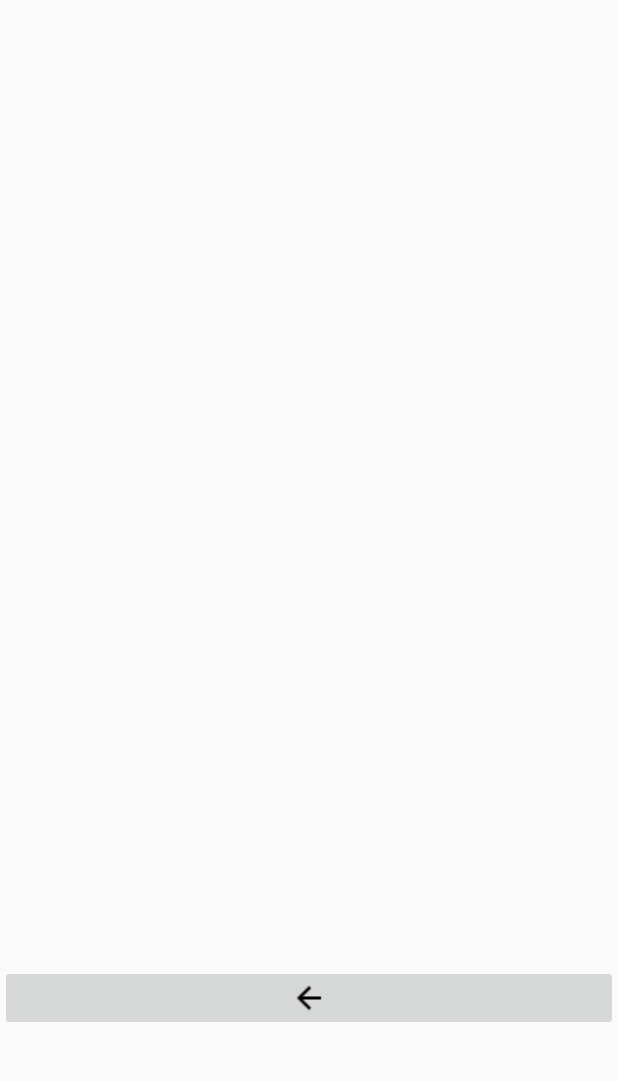
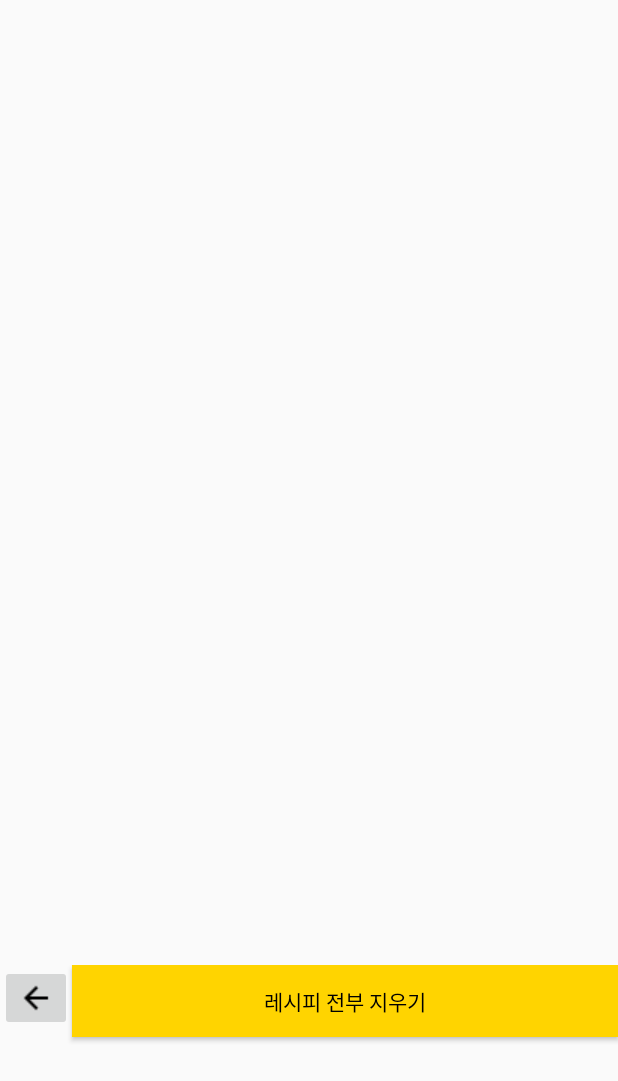
Before and after one commit to Hanalin0422/AndroidProject, an Android app: the StoreRecipe screen opened directly, with no data from a screen before it, on a phone screen of 412 x 824 dp. Shown: the top 1081 px of the screen. Run offline under Robolectric (Android 15) with nearby library versions, the phone set to English and light mode, and no system bars; our stand-ins replace Firebase (no records; nobody signed in at launch, a user with empty details on screens opened directly); pictures from the network do not load.

Commit message:
최선을 다했다...아쉽긴 한데 일단 끝

```diff
--- a/app/src/main/java/com/seoultech/foodrecipes/CustomAdapter.java
+++ b/app/src/main/java/com/seoultech/foodrecipes/CustomAdapter.java
@@ -1,16 +1,26 @@
 package com.seoultech.foodrecipes;
 
 import android.content.Context;
+import android.util.Log;
 import android.view.LayoutInflater;
 import android.view.View;
 import android.view.ViewGroup;
+import android.widget.Button;
 import android.widget.ImageView;
 import android.widget.TextView;
+import android.widget.Toast;
 
 import androidx.annotation.NonNull;
+import androidx.annotation.Nullable;
 import androidx.recyclerview.widget.RecyclerView;
 
 import com.bumptech.glide.Glide;
+import com.google.firebase.database.ChildEventListener;
+import com.google.firebase.database.DataSnapshot;
+import com.google.firebase.database.DatabaseError;
+import com.google.firebase.database.DatabaseReference;
+import com.google.firebase.database.FirebaseDatabase;
+import com.google.firebase.database.ValueEventListener;
 
 import java.util.ArrayList;
 
@@ -18,11 +28,16 @@ public class CustomAdapter extends RecyclerView.Adapter<CustomAdapter.CustomView
 
     public ArrayList<bookMark> arrayList;
     public Context context;
+    private FirebaseDatabase database;
+    private DatabaseReference databaseReference;
+
 
     public CustomAdapter(ArrayList<bookMark> arrayList, StoreRecipe storeRecipe){
         this.arrayList = arrayList;
         this.context = context;
     }
+
+
     @NonNull
     @Override
     public CustomAdapter.CustomViewHolder onCreateViewHolder(@NonNull ViewGroup parent, int viewType) {
@@ -38,6 +53,23 @@ public class CustomAdapter extends RecyclerView.Adapter<CustomAdapter.CustomView
                 .load(arrayList.get(position).getFoodImg())
                 .into(holder.tv_foodImg);
         holder.tv_foodName.setText(arrayList.get(position).getFoodName());
+
+        database = FirebaseDatabase.getInstance();
+        databaseReference = database.getReference("BookMark");
+
+
+//            holder.destory.setOnClickListener(new View.OnClickListener() {
+//                @Override
+//                public void onClick(View view) {
+//                    databaseReference.removeValue();
+//
+//                    arrayList.remove(position);
+//                    notifyItemRemoved(position);
+//                    notifyItemRangeChanged(position, arrayList.size());
+//                }
+//            });
+
+
     }
 
     @Override
@@ -55,4 +87,5 @@ public class CustomAdapter extends RecyclerView.Adapter<CustomAdapter.CustomView
             this.tv_foodName = itemView.findViewById(R.id.tv_foodName);
         }
     }
+
 }
--- a/app/src/main/java/com/seoultech/foodrecipes/StoreRecipe.java
+++ b/app/src/main/java/com/seoultech/foodrecipes/StoreRecipe.java
@@ -1,12 +1,17 @@
 package com.seoultech.foodrecipes;
 
+import android.content.Intent;
 import android.graphics.Rect;
 import android.os.Bundle;
 import android.util.Log;
+import android.view.MotionEvent;
 import android.view.View;
+import android.widget.Button;
 import android.widget.ImageButton;
+import android.widget.Toast;
 
 import androidx.annotation.NonNull;
+import androidx.appcompat.app.AlertDialog;
 import androidx.appcompat.app.AppCompatActivity;
 import androidx.recyclerview.widget.DividerItemDecoration;
 import androidx.recyclerview.widget.LinearLayoutManager;
@@ -28,6 +33,7 @@ public class StoreRecipe extends AppCompatActivity {
     private FirebaseDatabase database;
     private DatabaseReference databaseReference;
     ImageButton arrow_back;
+    Button destory;
 
 
     @Override
@@ -41,6 +47,7 @@ public class StoreRecipe extends AppCompatActivity {
         recyclerView.setLayoutManager(layoutManager);
         arrayList = new ArrayList<>();
         arrow_back = findViewById(R.id.arrow_back);
+        destory = findViewById(R.id.destory);
 
 
 
@@ -63,10 +70,23 @@ public class StoreRecipe extends AppCompatActivity {
             }
         });
 
+        destory.setOnClickListener(new View.OnClickListener() {
+            @Override
+            public void onClick(View view) {
+                databaseReference.removeValue();
+//                Intent intent = new Intent(getApplicationContext(), MainActivity.class);
+//                startActivity(intent);
+                finish();
+            }
+        });
+
+
         DividerItemDecoration dividerItemDecoration = new DividerItemDecoration(recyclerView.getContext(), new LinearLayoutManager(this).getOrientation());
         recyclerView.addItemDecoration(dividerItemDecoration);
         RecyclerDecoration_Height decoration_height = new RecyclerDecoration_Height(20);
         recyclerView.addItemDecoration(decoration_height);
+
+
 
         adapter = new CustomAdapter(arrayList, this);
         recyclerView.setAdapter(adapter);
--- a/app/src/main/java/com/seoultech/foodrecipes/bookMark.java
+++ b/app/src/main/java/com/seoultech/foodrecipes/bookMark.java
@@ -5,11 +5,14 @@ public class bookMark {
     public String foodID;
     public String foodImg;
 
+
     public bookMark(){}
 
     public String getFoodImg(){return foodImg;}
 
     public String getFoodName(){return foodName;}
+
+    public String getFoodID(){return foodID;}
 
     public bookMark(String foodID, String foodName, String foodImg) {
         this.foodName = foodName;
--- a/app/src/main/res/layout/list_item.xml
+++ b/app/src/main/res/layout/list_item.xml
@@ -32,6 +32,7 @@
                 android:layout_width="wrap_content"
                 android:layout_height="wrap_content"
                 android:layout_marginLeft="5dp"
+                android:fontFamily="@font/nanumbarunpen_b"
                 android:text="저장한 음식 레시피 이름 : "
                 android:textColor="#000000" />
 
@@ -40,9 +41,11 @@
                 android:layout_width="wrap_content"
                 android:layout_height="wrap_content"
                 android:layout_margin="5dp"
+                android:fontFamily="@font/nanumbarunpen_b"
                 android:text="음식 이름"
                 android:textColor="#000000" />
 
         </LinearLayout>
+
     </LinearLayout>
 </LinearLayout>
--- a/app/src/main/res/layout/store_receipe.xml
+++ b/app/src/main/res/layout/store_receipe.xml
@@ -14,13 +14,29 @@
         <androidx.recyclerview.widget.RecyclerView
             android:id="@+id/recylerView"
             android:layout_width="match_parent"
-            android:layout_height="643dp" />
+            android:layout_height="643dp" >
 
-        <ImageButton
-            android:id="@+id/arrow_back"
+        </androidx.recyclerview.widget.RecyclerView>
+
+        <LinearLayout
             android:layout_width="match_parent"
-            android:layout_height="wrap_content"
-            app:srcCompat="@drawable/arrow_back" />
+            android:layout_height="match_parent">
+
+            <ImageButton
+                android:id="@+id/arrow_back"
+                android:layout_width="wrap_content"
+                android:layout_height="wrap_content"
+                app:srcCompat="@drawable/arrow_back" />
+
+            <Button
+                android:id="@+id/destory"
+                android:layout_width="match_parent"
+                android:layout_height="wrap_content"
+                android:fontFamily="@font/nanumbarunpen_b"
+                android:textColor="#000000"
+                android:background="#FFD400"
+                android:text="레시피 전부 지우기" />
+        </LinearLayout>
 
     </LinearLayout>
 
```
